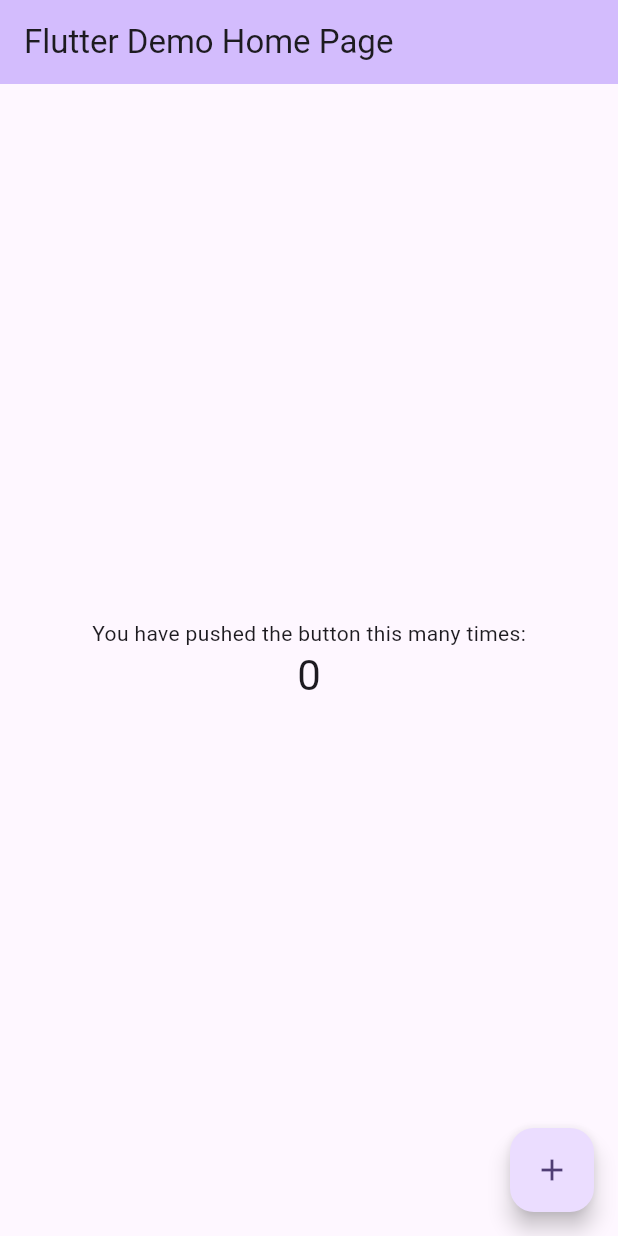
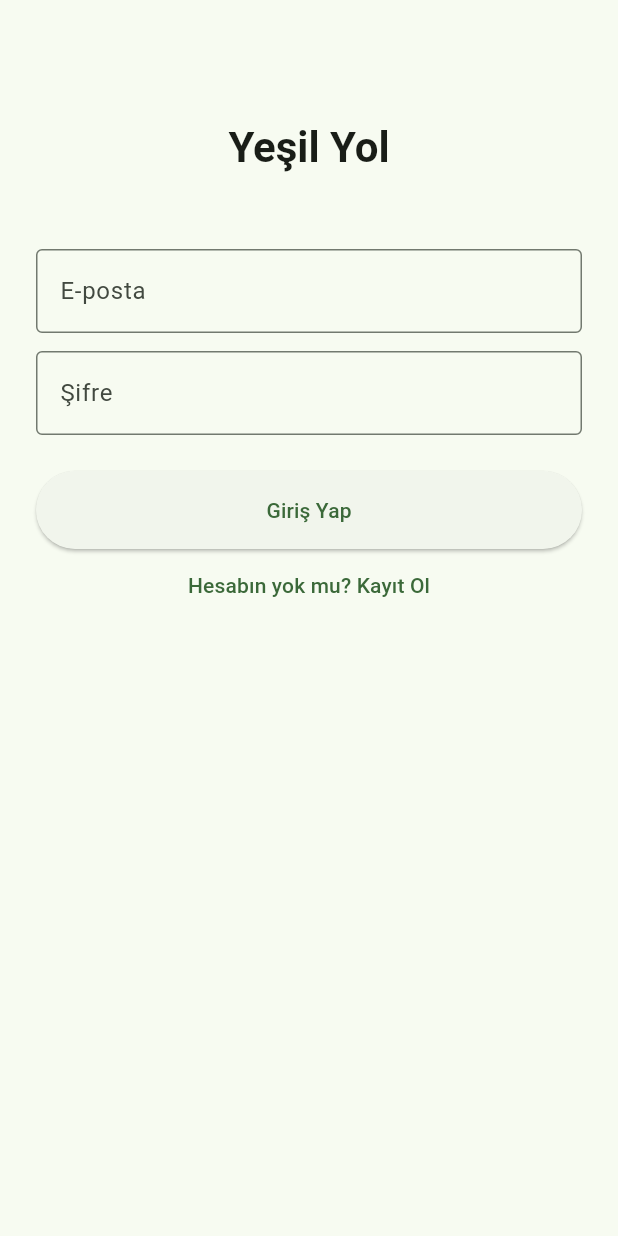
Before and after one commit to Bygokcen/ye-il_yol, a Flutter app: the screen it shows after launch, on a phone screen of 412 x 824 dp. Run offline on Flutter 3.47's test engine with Material 3 defaults, Android fonts, the phone set to English and light mode, and no system bars; our stand-ins replace google_maps_flutter.

Commit message:
feat(frontend): Kullanıcı kimlik doğrulama ve oturum yönetimi

```diff
--- a/frontend/lib/main.dart
+++ b/frontend/lib/main.dart
@@ -1,122 +1,26 @@
 import 'package:flutter/material.dart';
+import 'package:frontend/screens/login_screen.dart';
 
 void main() {
+  // TODO: Uygulama başlangıcında kullanıcının token'ını kontrol et.
+  // Eğer geçerli bir token varsa doğrudan ana ekrana (HomeScreen) yönlendir.
+  // Yoksa LoginScreen'e yönlendir.
   runApp(const MyApp());
 }
 
 class MyApp extends StatelessWidget {
   const MyApp({super.key});
 
-  // This widget is the root of your application.
   @override
   Widget build(BuildContext context) {
     return MaterialApp(
-      title: 'Flutter Demo',
+      title: 'Yeşil Yol',
       theme: ThemeData(
-        // This is the theme of your application.
-        //
-        // TRY THIS: Try running your application with "flutter run". You'll see
-        // the application has a purple toolbar. Then, without quitting the app,
-        // try changing the seedColor in the colorScheme below to Colors.green
-        // and then invoke "hot reload" (save your changes or press the "hot
-        // reload" button in a Flutter-supported IDE, or press "r" if you used
-        // the command line to start the app).
-        //
-        // Notice that the counter didn't reset back to zero; the application
-        // state is not lost during the reload. To reset the state, use hot
-        // restart instead.
-        //
-        // This works for code too, not just values: Most code changes can be
-        // tested with just a hot reload.
-        colorScheme: ColorScheme.fromSeed(seedColor: Colors.deepPurple),
+        colorScheme: ColorScheme.fromSeed(seedColor: Colors.green),
+        useMaterial3: true,
       ),
-      home: const MyHomePage(title: 'Flutter Demo Home Page'),
+      debugShowCheckedModeBanner: false,
+      home: const LoginScreen(),
     );
   }
 }
-
-class MyHomePage extends StatefulWidget {
-  const MyHomePage({super.key, required this.title});
-
-  // This widget is the home page of your application. It is stateful, meaning
-  // that it has a State object (defined below) that contains fields that affect
-  // how it looks.
-
-  // This class is the configuration for the state. It holds the values (in this
-  // case the title) provided by the parent (in this case the App widget) and
-  // used by the build method of the State. Fields in a Widget subclass are
-  // always marked "final".
-
-  final String title;
-
-  @override
-  State<MyHomePage> createState() => _MyHomePageState();
-}
-
-class _MyHomePageState extends State<MyHomePage> {
-  int _counter = 0;
-
-  void _incrementCounter() {
-    setState(() {
-      // This call to setState tells the Flutter framework that something has
-      // changed in this State, which causes it to rerun the build method below
-      // so that the display can reflect the updated values. If we changed
-      // _counter without calling setState(), then the build method would not be
-      // called again, and so nothing would appear to happen.
-      _counter++;
-    });
-  }
-
-  @override
-  Widget build(BuildContext context) {
-    // This method is rerun every time setState is called, for instance as done
-    // by the _incrementCounter method above.
-    //
-    // The Flutter framework has been optimized to make rerunning build methods
-    // fast, so that you can just rebuild anything that needs updating rather
-    // than having to individually change instances of widgets.
-    return Scaffold(
-      appBar: AppBar(
-        // TRY THIS: Try changing the color here to a specific color (to
-        // Colors.amber, perhaps?) and trigger a hot reload to see the AppBar
-        // change color while the other colors stay the same.
-        backgroundColor: Theme.of(context).colorScheme.inversePrimary,
-        // Here we take the value from the MyHomePage object that was created by
-        // the App.build method, and use it to set our appbar title.
-        title: Text(widget.title),
-      ),
-      body: Center(
-        // Center is a layout widget. It takes a single child and positions it
-        // in the middle of the parent.
-        child: Column(
-          // Column is also a layout widget. It takes a list of children and
-          // arranges them vertically. By default, it sizes itself to fit its
-          // children horizontally, and tries to be as tall as its parent.
-          //
-          // Column has various properties to control how it sizes itself and
-          // how it positions its children. Here we use mainAxisAlignment to
-          // center the children vertically; the main axis here is the vertical
-          // axis because Columns are vertical (the cross axis would be
-          // horizontal).
-          //
-          // TRY THIS: Invoke "debug painting" (choose the "Toggle Debug Paint"
-          // action in the IDE, or press "p" in the console), to see the
-          // wireframe for each widget.
-          mainAxisAlignment: MainAxisAlignment.center,
-          children: <Widget>[
-            const Text('You have pushed the button this many times:'),
-            Text(
-              '$_counter',
-              style: Theme.of(context).textTheme.headlineMedium,
-            ),
-          ],
-        ),
-      ),
-      floatingActionButton: FloatingActionButton(
-        onPressed: _incrementCounter,
-        tooltip: 'Increment',
-        child: const Icon(Icons.add),
-      ), // This trailing comma makes auto-formatting nicer for build methods.
-    );
-  }
-}
--- /dev/null
+++ b/frontend/lib/models/user.dart
@@ -0,0 +1,20 @@
+class User {
+  final int id;
+  final String ad;
+  final String soyad;
+  final String eposta;
+
+  User({required this.id, required this.ad, required this.soyad, required this.eposta});
+
+  String get adSoyad => '$ad $soyad';
+
+  factory User.fromJson(Map<String, dynamic> json) {
+    final nameParts = (json['ad_soyad'] as String? ?? '').split(' ');
+    return User(
+      id: json['id'],
+      ad: nameParts.isNotEmpty ? nameParts.first : '',
+      soyad: nameParts.length > 1 ? nameParts.sublist(1).join(' ') : '',
+      eposta: json['eposta'],
+    );
+  }
+}
--- /dev/null
+++ b/frontend/lib/screens/login_screen.dart
@@ -0,0 +1,115 @@
+import 'package:flutter/material.dart';
+import 'package:frontend/screens/map_screen.dart';
+import '../services/auth_service.dart';
+import 'register_screen.dart';
+
+class LoginScreen extends StatefulWidget {
+  const LoginScreen({super.key});
+
+  @override
+  State<LoginScreen> createState() => _LoginScreenState();
+}
+
+class _LoginScreenState extends State<LoginScreen> {
+  final AuthService _authService = AuthService();
+  final _formKey = GlobalKey<FormState>();
+  String _eposta = '';
+  String _sifre = '';
+  String _errorMessage = '';
+  bool _isLoading = false;
+
+  void _login() async {
+    if (_formKey.currentState!.validate()) {
+      _formKey.currentState!.save();
+      setState(() {
+        _isLoading = true;
+        _errorMessage = '';
+      });
+      try {
+        final user = await _authService.login(_eposta, _sifre);
+        if (!mounted) return;
+        Navigator.of(context).pushReplacement(
+          MaterialPageRoute(builder: (context) => const MapScreen()),
+        );
+      } catch (e) {
+        setState(() {
+          _errorMessage = 'Giriş yapılamadı: ${e.toString()}';
+        });
+      } finally {
+        if (mounted) {
+          setState(() {
+            _isLoading = false;
+          });
+        }
+      }
+    }
+  }
+
+  @override
+  Widget build(BuildContext context) {
+    return Scaffold(
+      body: SafeArea(
+        child: SingleChildScrollView(
+          child: Padding(
+            padding: const EdgeInsets.symmetric(horizontal: 24.0),
+            child: Form(
+              key: _formKey,
+              child: Column(
+                crossAxisAlignment: CrossAxisAlignment.stretch,
+                children: [
+                  const SizedBox(height: 80),
+                  Center(child: Text('Yeşil Yol', style: Theme.of(context).textTheme.headlineMedium?.copyWith(fontWeight: FontWeight.bold))),
+                  const SizedBox(height: 50),
+                  TextFormField(
+                    decoration: const InputDecoration(labelText: 'E-posta', border: OutlineInputBorder()),
+                    keyboardType: TextInputType.emailAddress,
+                    validator: (value) {
+                       if (value == null || !value.contains('@')) {
+                        return 'Geçerli bir e-posta adresi girin.';
+                      }
+                      return null;
+                    },
+                    onSaved: (value) => _eposta = value!,
+                  ),
+                  const SizedBox(height: 12),
+                  TextFormField(
+                    decoration: const InputDecoration(labelText: 'Şifre', border: OutlineInputBorder()),
+                    obscureText: true,
+                    validator: (value) => value!.isEmpty ? 'Şifre boş olamaz' : null,
+                    onSaved: (value) => _sifre = value!,
+                  ),
+                  const SizedBox(height: 24),
+                  _isLoading
+                      ? const Center(child: CircularProgressIndicator())
+                      : ElevatedButton(
+                          style: ElevatedButton.styleFrom(padding: const EdgeInsets.symmetric(vertical: 16)),
+                          onPressed: _login,
+                          child: const Text('Giriş Yap'),
+                        ),
+                  TextButton(
+                    onPressed: _isLoading ? null : () {
+                      Navigator.push(
+                        context,
+                        MaterialPageRoute(builder: (context) => const RegisterScreen()),
+                      );
+                    },
+                    child: const Text('Hesabın yok mu? Kayıt Ol'),
+                  ),
+                  if (_errorMessage.isNotEmpty)
+                    Padding(
+                      padding: const EdgeInsets.only(top: 16),
+                      child: Text(
+                        _errorMessage,
+                        style: TextStyle(color: Theme.of(context).colorScheme.error),
+                         textAlign: TextAlign.center,
+                      ),
+                    ),
+                ],
+              ),
+            ),
+          ),
+        ),
+      ),
+    );
+  }
+}
--- a/frontend/pubspec.yaml
+++ b/frontend/pubspec.yaml
@@ -36,6 +36,7 @@ dependencies:
   # The following adds the Cupertino Icons font to your application.
   # Use with the CupertinoIcons class for iOS style icons.
   cupertino_icons: ^1.0.8
+  flutter_secure_storage: ^9.2.4
 
 dev_dependencies:
   flutter_test:
```
Also changed, not shown: PROJECT_STATE.json (added, +106 -0 lines), frontend/lib/screens/map_screen.dart (added, +159 -0 lines), frontend/lib/screens/register_screen.dart (added, +119 -0 lines), frontend/lib/services/auth_service.dart (added, +49 -0 lines), frontend/pubspec.lock, 12 other files.
